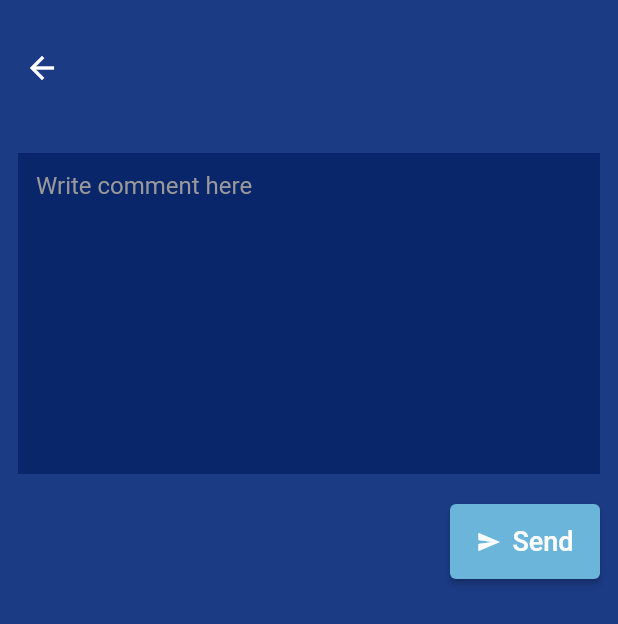
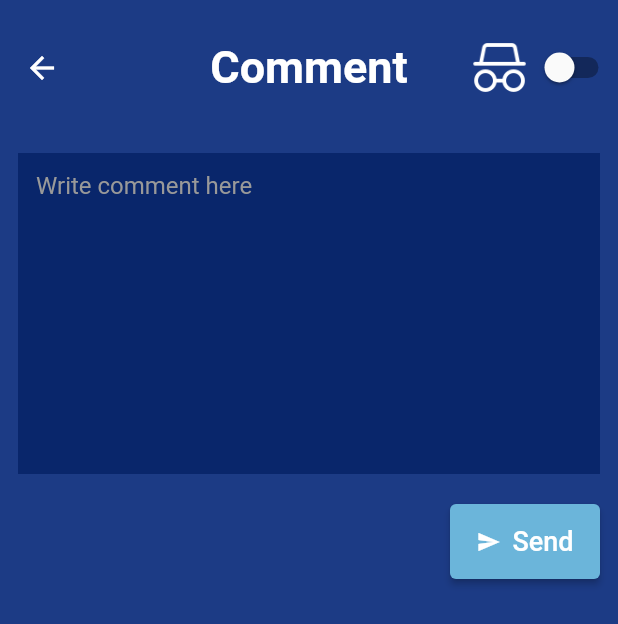
Before and after one commit to saysomphon/qforum, a Flutter app: the PostScreen screen opened directly with empty values, after a tap on the "add" icon, on a phone screen of 412 x 824 dp. Shown: the top 624 px of the screen. Run offline on Flutter 3.47's test engine with Material 2 defaults, Android fonts, the phone set to English and light mode, and no system bars; our stand-ins replace cloud_firestore, firebase_auth, firebase_core, flutter_svg, fluttertoast, get and 1 more; accounts and stored records are empty.

Commit message:
fix comment

```diff
--- a/lib/screens/add_comment/add_comment_screen.dart
+++ b/lib/screens/add_comment/add_comment_screen.dart
@@ -17,6 +17,7 @@ class _AddCommentScreenState extends State<AddCommentScreen> {
   String errorMessage = "";
   final contentController = TextEditingController();
   bool loading = false;
+  bool isAnonymous = false;
 
   CollectionReference comment =
       FirebaseFirestore.instance.collection('comment');
@@ -40,9 +41,9 @@ class _AddCommentScreenState extends State<AddCommentScreen> {
       loading = true;
     });
     return comment.add({
-      'created_at': '10/12/2022',
+      'created_at': DateTime.now().toString(),
       'email': 'ting@gmail.com',
-      'is_anonymous': false,
+      'is_anonymous': isAnonymous,
       'message': contentController.text,
       'post_id': widget.postId
     }).then((value) {
@@ -65,7 +66,28 @@ class _AddCommentScreenState extends State<AddCommentScreen> {
     return GestureDetector(
       onTap: () => FocusScope.of(context).unfocus(),
       child: Scaffold(
-        appBar: AppBar(),
+        appBar: AppBar(
+          title: const Text("Comment"),
+          centerTitle: true,
+          actions: [
+            Row(
+              children: [
+                Image.asset('assets/images/incognito.png', scale: 1.6),
+                Switch(
+                  // This bool value toggles the switch.
+                  value: isAnonymous,
+                  activeColor: Colors.white,
+                  onChanged: (bool value) {
+                    // This is called when the user toggles the switch.
+                    setState(() {
+                      isAnonymous = value;
+                    });
+                  },
+                ),
+              ],
+            )
+          ],
+        ),
         body: Padding(
           padding: const EdgeInsets.all(PaddingConstant.scaffoldPadding),
           child: SingleChildScrollView(
@@ -75,7 +97,7 @@ class _AddCommentScreenState extends State<AddCommentScreen> {
                 TextField(
                   controller: contentController,
                   keyboardType: TextInputType.multiline,
-                  style: TextStyle(color: Colors.white),
+                  style: const TextStyle(color: Colors.white),
                   maxLines: 10,
                   decoration: InputDecoration(
                     hintText: 'Write comment here',
@@ -97,7 +119,7 @@ class _AddCommentScreenState extends State<AddCommentScreen> {
                       alignment: Alignment.centerRight,
                       child: Text(
                         errorMessage,
-                        style: TextStyle(color: Colors.red),
+                        style: const TextStyle(color: Colors.red),
                       ),
                     ),
                   ),
--- a/lib/screens/add_post_title/add_post_title.dart
+++ b/lib/screens/add_post_title/add_post_title.dart
@@ -82,7 +82,7 @@ class _AddPostTitleScreenState extends State<AddPostTitleScreen> {
                 Align(
                   alignment: Alignment.centerRight,
                   child: SendButton(
-                      tilte: 'Add',
+                      tilte: 'Post',
                       press: () => postTitleController.addPostTitle(
                           context: context,
                           email: 'email@gmail.com',
--- a/lib/screens/post/widgets/card_comment.dart
+++ b/lib/screens/post/widgets/card_comment.dart
@@ -1,6 +1,7 @@
 import 'package:flutter/material.dart';
 
 import '../../../constants/colors.dart';
+import '../../../utils/date_format.dart';
 
 class CardComment extends StatelessWidget {
   const CardComment(
@@ -48,7 +49,8 @@ class CardComment extends StatelessWidget {
                 RichText(
                     text: TextSpan(children: [
                   TextSpan(
-                    text: '$sentTime  ',
+                    text: DateTimeFormatConvert.convertDateFormat(
+                        datetime: sentTime, format: "dd/MM/yyyy hh:mm"),
                     style: TextStyle(color: ColorsConstant.textLightGrey),
                   ),
                 ]))
```
